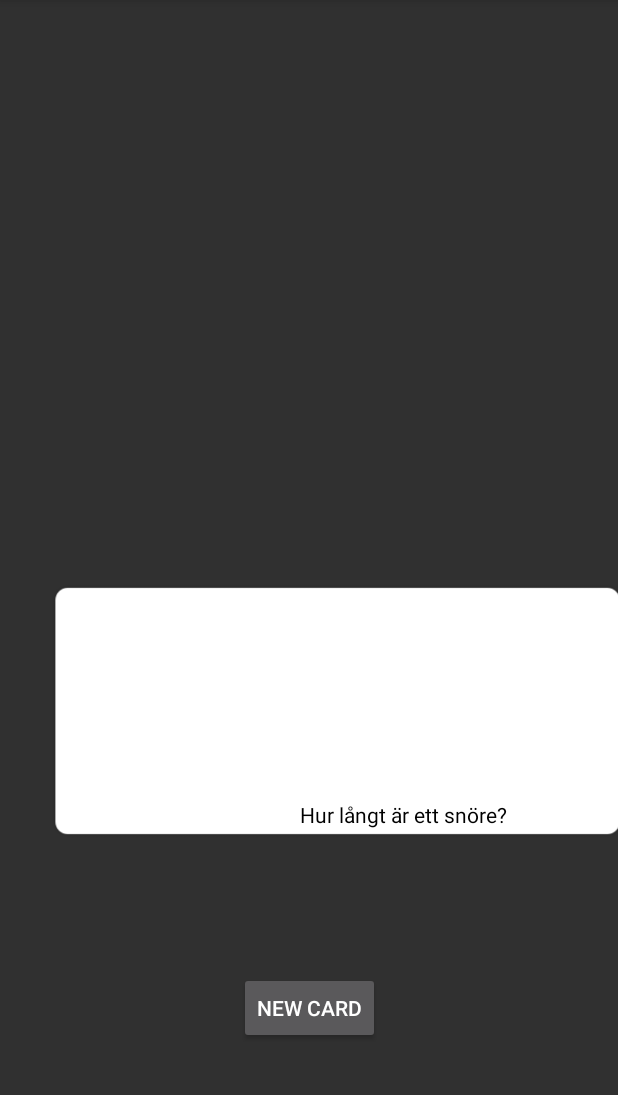
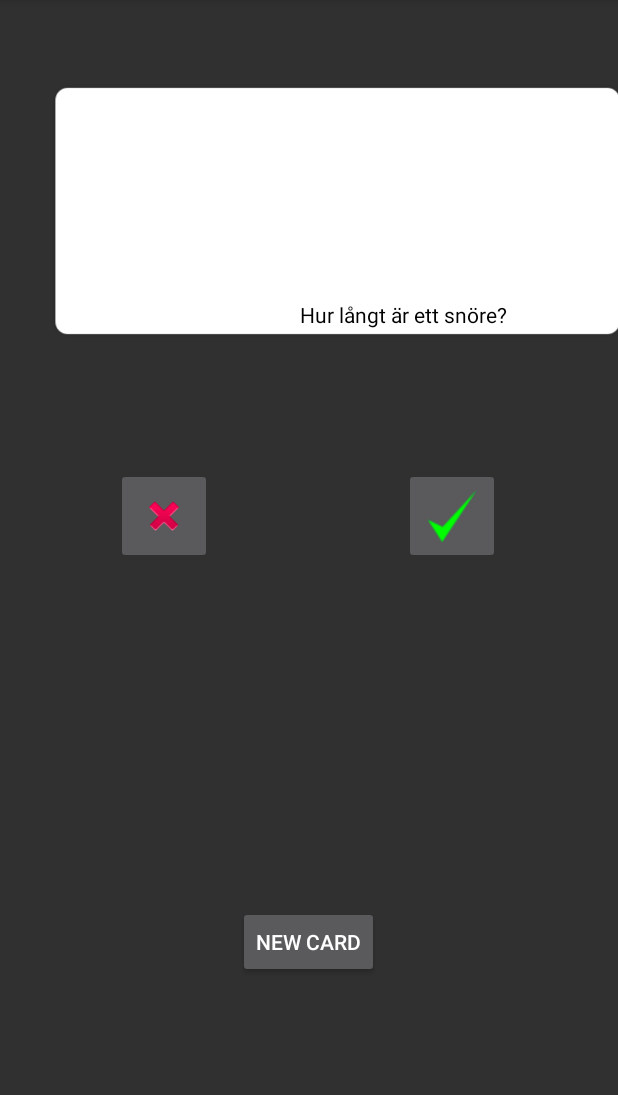
Before and after one commit to jsoutine/StudyApp, an Android app: the MyCards screen opened directly, with no data from a screen before it, after a tap on "NEW CARD", on a phone screen of 412 x 824 dp, the part 84-1179 px from its top. Run offline under Robolectric (Android 15) with nearby library versions, the phone set to English and light mode, and no system bars.

Commit message:
functionality of memory cards done

```diff
--- a/app/src/main/java/com/example/android/studyapp/Tools/MemoryCards/MyCards.java
+++ b/app/src/main/java/com/example/android/studyapp/Tools/MemoryCards/MyCards.java
@@ -3,19 +3,24 @@ package com.example.android.studyapp.Tools.MemoryCards;
 import androidx.appcompat.app.AppCompatActivity;
 
 import android.os.Bundle;
+import android.provider.ContactsContract;
 import android.util.Log;
+import android.view.Gravity;
 import android.view.View;
 import android.widget.ImageView;
 import android.widget.TextView;
+import android.widget.Toast;
 
 import com.example.android.studyapp.R;
 
 public class MyCards extends AppCompatActivity {
 
     boolean onScreen = false;
+    boolean flipped = false;
+    int correct;
+    int incorrect;
     String question = "Hur långt är ett snöre?";
     String answer = "Fem meter";
-
 
     @Override
     protected void onCreate(Bundle savedInstanceState) {
@@ -27,6 +32,8 @@ public class MyCards extends AppCompatActivity {
 
     public void resetCard (){
 
+        flipped = false;
+
         ImageView cardImage = (ImageView) findViewById(R.id.cardImage);
         TextView cardText = (TextView) findViewById(R.id.cardText);
         TextView cardText2 = (TextView) findViewById(R.id.cardText2);
@@ -36,14 +43,13 @@ public class MyCards extends AppCompatActivity {
         cardText2.setText(answer);
         cardText2.setAlpha(0);
 
-        cardImage.setY(500);
+        cardImage.setY(0);
         cardImage.setX(-2000);
 
         cardText.setX(-2000);
-        cardText.setY(800);
+        cardText.setY(300);
 
-
-        cardText2.setY(800);
+        cardText2.setY(300);
 
         cardImage.animate().rotation(-1800).setDuration(0);
         cardText.animate().rotation(-1800).setDuration(0);
@@ -58,16 +64,8 @@ public class MyCards extends AppCompatActivity {
         TextView cardText = (TextView) findViewById(R.id.cardText);
         TextView cardText2 = (TextView) findViewById(R.id.cardText2);
 
-        if (onScreen){
 
-            onScreen = false;
-
-            cardImage.animate().translationYBy(-2000).setDuration(500);
-            cardText.animate().translationYBy(-2000).setDuration(500);
-            cardText2.animate().translationYBy(-2000).setDuration(500);
-
-
-        } else {
+        if(!onScreen){
 
             onScreen = true;
             resetCard();
@@ -75,13 +73,13 @@ public class MyCards extends AppCompatActivity {
             cardImage.animate().translationXBy(2050).setDuration(500);
             cardText.animate().translationXBy(2300).setDuration(500);
         }
-
-
     }
 
     public void flip (View view){
 
         Log.i("Info", "Card pressed");
+
+        flipped = true;
 
         ImageView cardImage = (ImageView) findViewById(R.id.cardImage);
         TextView cardText = (TextView) findViewById(R.id.cardText);
@@ -94,4 +92,38 @@ public class MyCards extends AppCompatActivity {
         cardText.animate().alpha(0).setDuration(1000);
         cardText2.animate().alpha(1).setDuration(1000);
     }
+
+    public void correctClick(View view) {
+
+        correct++;
+
+        ImageView cardImage = (ImageView) findViewById(R.id.cardImage);
+        TextView cardText = (TextView) findViewById(R.id.cardText);
+        TextView cardText2 = (TextView) findViewById(R.id.cardText2);
+
+
+
+        if (onScreen) {
+
+            if (flipped) {
+
+            onScreen = false;
+
+            cardImage.animate().translationYBy(-2000).setDuration(500);
+            cardText.animate().translationYBy(-2000).setDuration(500);
+            cardText2.animate().translationYBy(-2000).setDuration(500);
+
+            } else {
+                Toast toast = Toast.makeText(this, "Press the card to see the answer", Toast.LENGTH_LONG);
+                toast.setGravity(Gravity.CENTER_VERTICAL|Gravity.CENTER_HORIZONTAL, 0, 0);
+                toast.show();
+            }
+        }
+    }
+
+    public void wrongClick(View view) {
+        correctClick(view);
+        correct --;
+        incorrect ++;
+    }
 }
--- a/app/src/main/res/layout/activity_my_cards.xml
+++ b/app/src/main/res/layout/activity_my_cards.xml
@@ -12,17 +12,15 @@
         android:layout_height="281dp"
         android:layout_marginStart="-2000dp"
         android:layout_marginLeft="-2000dp"
-        android:layout_marginTop="258dp"
         android:layout_marginEnd="14dp"
         android:layout_marginRight="14dp"
-        android:layout_marginBottom="192dp"
         android:onClick="flip"
         app:layout_constraintBottom_toBottomOf="parent"
         app:layout_constraintEnd_toEndOf="parent"
-        app:layout_constraintHorizontal_bias="0.999"
+        app:layout_constraintHorizontal_bias="1.0"
         app:layout_constraintStart_toStartOf="parent"
         app:layout_constraintTop_toTopOf="parent"
-        app:layout_constraintVertical_bias="1.0"
+        app:layout_constraintVertical_bias="0.06"
         app:srcCompat="@drawable/blank" />
 
     <Button
@@ -33,8 +31,10 @@
         android:text="NEW CARD"
         app:layout_constraintBottom_toBottomOf="parent"
         app:layout_constraintEnd_toEndOf="parent"
+        app:layout_constraintHorizontal_bias="0.498"
         app:layout_constraintStart_toStartOf="parent"
-        app:layout_constraintTop_toBottomOf="@+id/cardImage" />
+        app:layout_constraintTop_toBottomOf="@+id/cardImage"
+        app:layout_constraintVertical_bias="0.716" />
 
     <TextView
         android:id="@+id/cardText"
@@ -62,4 +62,45 @@
         app:layout_constraintStart_toStartOf="parent"
         app:layout_constraintTop_toTopOf="@+id/cardImage" />
 
+    <LinearLayout
+        android:layout_width="wrap_content"
+        android:layout_height="wrap_content"
+        android:layout_marginStart="1dp"
+        android:layout_marginLeft="32dp"
+        android:layout_marginTop="1dp"
+        android:layout_marginEnd="1dp"
+        android:layout_marginRight="32dp"
+        android:layout_marginBottom="1dp"
+        android:clipChildren="false"
+        android:orientation="horizontal"
+        app:layout_constraintBottom_toTopOf="@+id/cardButton"
+        app:layout_constraintEnd_toEndOf="parent"
+        app:layout_constraintHorizontal_bias="0.496"
+        app:layout_constraintStart_toStartOf="parent"
+        app:layout_constraintTop_toBottomOf="@+id/cardImage"
+        app:layout_constraintVertical_bias="0.0">
+
+        <ImageButton
+            android:id="@+id/wrongButton"
+            android:layout_width="64dp"
+            android:layout_height="64dp"
+            android:layout_marginLeft="32dp"
+            android:layout_marginRight="64dp"
+            android:layout_weight="1"
+            android:onClick="wrongClick"
+            app:srcCompat="@android:drawable/ic_delete" />
+
+        <ImageButton
+            android:id="@+id/correctButton"
+            style="@style/Widget.AppCompat.ImageButton"
+            android:layout_width="64dp"
+            android:layout_height="64dp"
+            android:layout_marginLeft="64dp"
+            android:layout_marginRight="32dp"
+            android:layout_weight="1"
+            android:onClick="correctClick"
+            app:srcCompat="@drawable/check" />
+
+    </LinearLayout>
+
 </androidx.constraintlayout.widget.ConstraintLayout>
```
